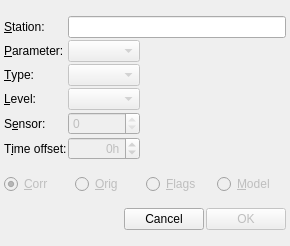
Qt form src/hqc/dl_addcolumn.ui (metno/kvhqc) before a commit.
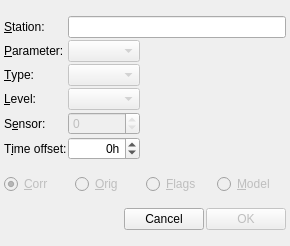
The same form after that commit.

What changed in the file:
```diff
--- a/src/hqc/dl_addcolumn.ui
+++ b/src/hqc/dl_addcolumn.ui
@@ -18,7 +18,7 @@
     <number>2</number>
    </property>
    <property name="sizeConstraint">
-    <enum>QLayout::SetMinimumSize</enum>
+    <enum>QLayout::SetDefaultConstraint</enum>
    </property>
    <property name="margin">
     <number>4</number>
@@ -134,9 +134,6 @@
      </item>
      <item row="5" column="1">
       <widget class="QSpinBox" name="spinTimeOffset">
-       <property name="enabled">
-        <bool>false</bool>
-       </property>
        <property name="toolTip">
         <string>Time shift for the column. A time shift of 1 hour means that data with, e.g., observation time 08:00 will be shown in the row for 09:00.</string>
        </property>
```
Left out of the diff: 56 changed lines with no effect on the pictures.
